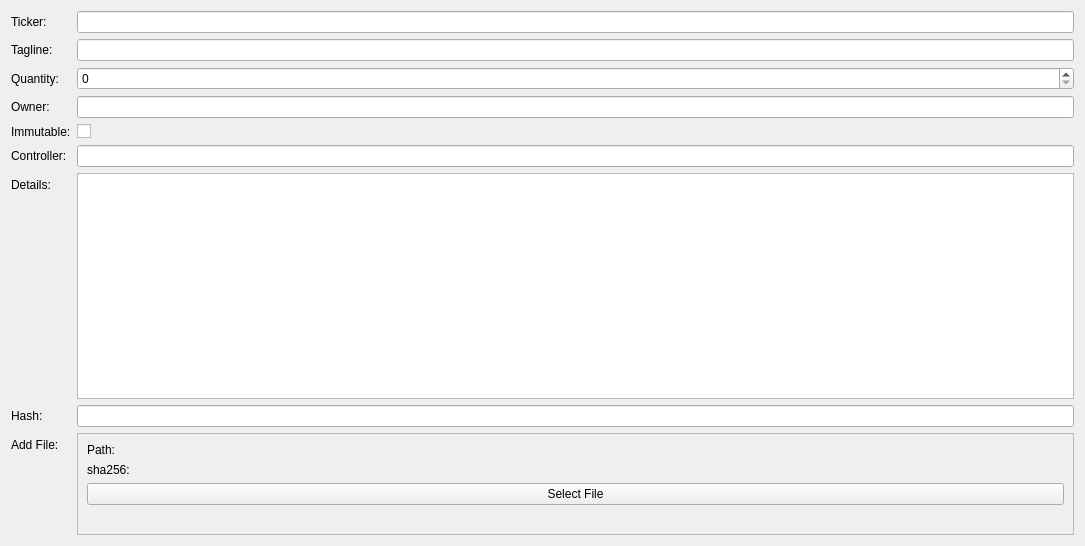
Above: src/qt/forms/createassetpage.ui from drivechain-project/Sidechains before the change. Below: the same form after it.
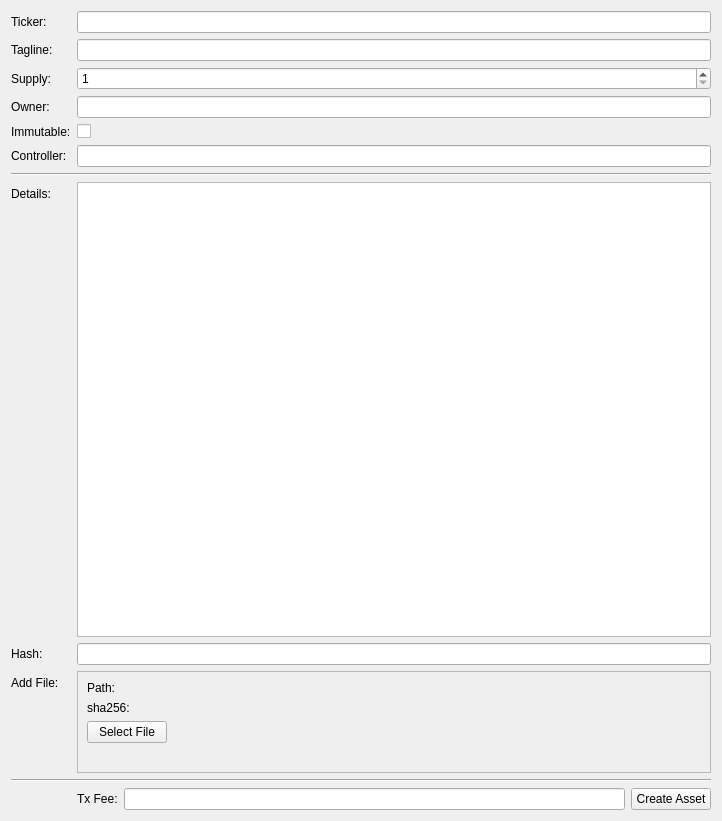
That is the form after the change. Custom widgets are drawn as their Qt base class.

Commit message: Basic create asset page & update tables

```diff
--- a/src/qt/forms/createassetpage.ui
+++ b/src/qt/forms/createassetpage.ui
@@ -6,8 +6,8 @@
    <rect>
     <x>0</x>
     <y>0</y>
-    <width>1085</width>
-    <height>546</height>
+    <width>722</width>
+    <height>821</height>
    </rect>
   </property>
   <property name="windowTitle">
@@ -37,12 +37,22 @@
    <item row="5" column="0">
     <widget class="QLabel" name="label_3">
      <property name="text">
-      <string>Quantity:</string>
+      <string>Supply:</string>
      </property>
     </widget>
    </item>
    <item row="5" column="1">
-    <widget class="QSpinBox" name="spinBox"/>
+    <widget class="QSpinBox" name="spinBoxSupply">
+     <property name="minimum">
+      <number>1</number>
+     </property>
+     <property name="maximum">
+      <number>999999999</number>
+     </property>
+     <property name="value">
+      <number>1</number>
+     </property>
+    </widget>
    </item>
    <item row="6" column="0">
     <widget class="QLabel" name="label_4">
@@ -78,27 +88,41 @@
    <item row="8" column="1">
     <widget class="QLineEdit" name="lineEdit_4"/>
    </item>
-   <item row="9" column="0">
+   <item row="9" column="0" colspan="2">
+    <widget class="Line" name="line">
+     <property name="orientation">
+      <enum>Qt::Horizontal</enum>
+     </property>
+    </widget>
+   </item>
+   <item row="10" column="0">
     <widget class="QLabel" name="label_6">
      <property name="text">
       <string>Details:</string>
      </property>
     </widget>
    </item>
-   <item row="9" column="1">
-    <widget class="QPlainTextEdit" name="plainTextEdit"/>
+   <item row="10" column="1">
+    <widget class="QPlainTextEdit" name="plainTextEditDetails"/>
    </item>
-   <item row="10" column="0">
+   <item row="11" column="0">
     <widget class="QLabel" name="label_7">
      <property name="text">
       <string>Hash:</string>
      </property>
     </widget>
    </item>
-   <item row="10" column="1">
-    <widget class="QLineEdit" name="lineEdit_5"/>
-   </item>
    <item row="11" column="1">
+    <widget class="QLineEdit" name="lineEditHash"/>
+   </item>
+   <item row="12" column="0">
+    <widget class="QLabel" name="label_12">
+     <property name="text">
+      <string>Add File:</string>
+     </property>
+    </widget>
+   </item>
+   <item row="12" column="1">
     <widget class="QFrame" name="frame">
      <property name="frameShape">
       <enum>QFrame::StyledPanel</enum>
@@ -122,7 +146,13 @@
        </widget>
       </item>
       <item>
-       <widget class="QPushButton" name="pushButton">
+       <widget class="QPushButton" name="pushButtonFile">
+        <property name="sizePolicy">
+         <sizepolicy hsizetype="Maximum" vsizetype="Fixed">
+          <horstretch>0</horstretch>
+          <verstretch>0</verstretch>
+         </sizepolicy>
+        </property>
         <property name="text">
          <string>Select File</string>
         </property>
@@ -138,15 +168,55 @@
      </layout>
     </widget>
    </item>
-   <item row="11" column="0">
-    <widget class="QLabel" name="label_12">
-     <property name="text">
-      <string>Add File:</string>
+   <item row="13" column="0" colspan="2">
+    <widget class="Line" name="line_2">
+     <property name="orientation">
+      <enum>Qt::Horizontal</enum>
      </property>
     </widget>
    </item>
+   <item row="15" column="1">
+    <layout class="QHBoxLayout" name="horizontalLayout">
+     <property name="rightMargin">
+      <number>0</number>
+     </property>
+     <property name="bottomMargin">
+      <number>0</number>
+     </property>
+     <item>
+      <widget class="QLabel" name="label_13">
+       <property name="text">
+        <string>Tx Fee:</string>
+       </property>
+      </widget>
+     </item>
+     <item>
+      <widget class="AmountField" name="feeAmount"/>
+     </item>
+     <item>
+      <widget class="QPushButton" name="pushButtonCreate">
+       <property name="sizePolicy">
+        <sizepolicy hsizetype="Maximum" vsizetype="Fixed">
+         <horstretch>0</horstretch>
+         <verstretch>0</verstretch>
+        </sizepolicy>
+       </property>
+       <property name="text">
+        <string>Create Asset</string>
+       </property>
+      </widget>
+     </item>
+    </layout>
+   </item>
   </layout>
  </widget>
+ <customwidgets>
+  <customwidget>
+   <class>AmountField</class>
+   <extends>QLineEdit</extends>
+   <header location="global">qt/amountfield.h</header>
+  </customwidget>
+ </customwidgets>
  <resources/>
  <connections/>
 </ui>
```
Left out of the diff: 8 changed lines with no effect on the pictures. The commit also changes 6 other files.
